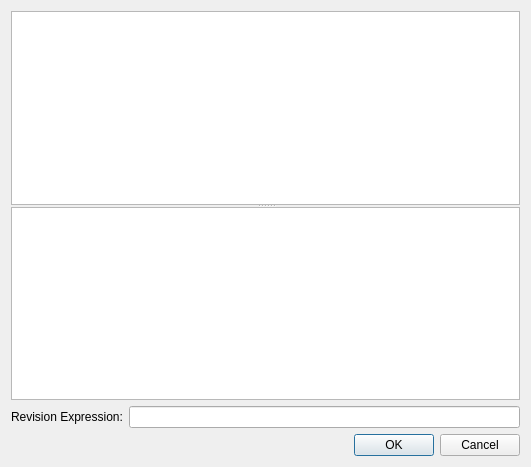
First picture: the form in ui/commit.ui, repository git-cola/git-cola, before the edit.
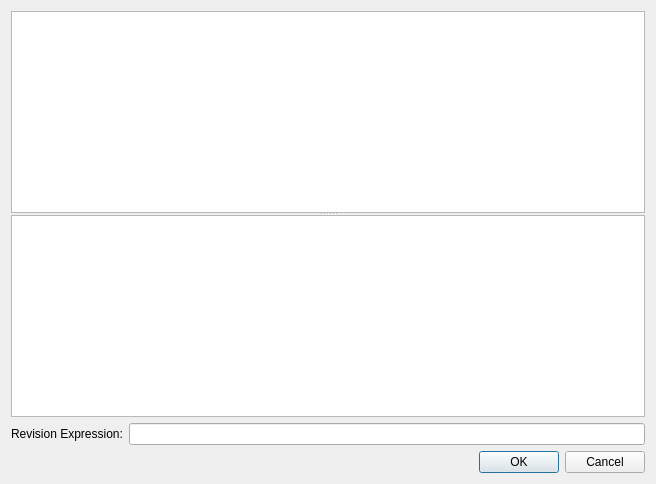
Second picture: the form after the edit.

Commit message: cola.gui: Add a 'Cola Classic' tools menu entry, resize the CommitView

What changed in the file:
```diff
--- a/ui/commit.ui
+++ b/ui/commit.ui
@@ -1,12 +1,12 @@
 <ui version="4.0" >
  <class>commit</class>
- <widget class="QDialog" name="commit" >
-  <property name="geometry" >
+ <widget class="QDialog" name="commit">
+  <property name="geometry">
    <rect>
     <x>0</x>
     <y>0</y>
-    <width>531</width>
-    <height>467</height>
+    <width>656</width>
+    <height>484</height>
    </rect>
   </property>
   <layout class="QVBoxLayout" >
@@ -75,7 +75,7 @@
        <bool>false</bool>
       </property>
       <property name="lineWrapMode">
-        <enum>QTextEdit::NoWrap</enum>
+       <enum>QTextEdit::NoWrap</enum>
       </property>
       <property name="readOnly" >
        <bool>true</bool>
```
Left out of the diff: 65 changed lines with no effect on the pictures. The commit also changes 1 other file.
